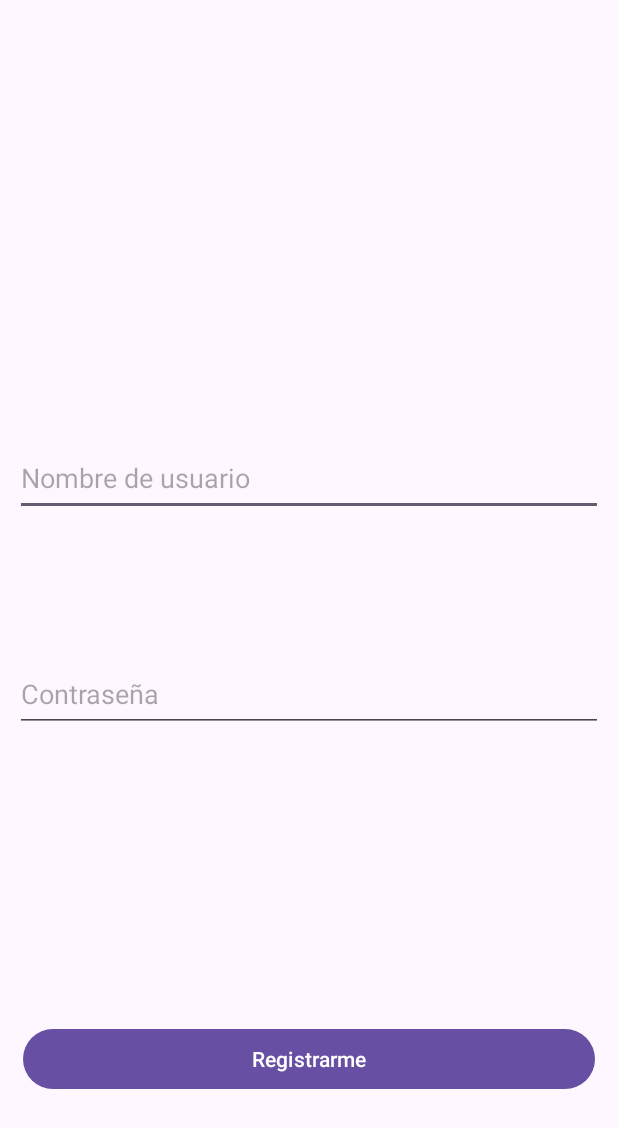
After one commit to ICM2330/WhereYou, an Android app: the RegisterActivity screen opened directly, with no data from a screen before it, on a phone screen of 412 x 824 dp. The commit adds this screen. Shown: the top 1128 px of the screen. Run offline under Robolectric (Android 15) with nearby library versions, the phone set to English and light mode, and no system bars; libraries missing offline, so code that uses them is left out: com.parse.

Commit message:
Autenticación con Parse, clases creadas: ParseConnection.kt, RegisterActivity.kt, y User.kt, de igual forma, actualizada la sección de login!

```diff
--- a/app/build.gradle.kts
+++ b/app/build.gradle.kts
@@ -53,4 +53,7 @@ dependencies {
     implementation("org.osmdroid:osmdroid-android:6.1.17")
     implementation("androidx.preference:preference-ktx:1.2.1")
     implementation("com.github.MKergall:osmbonuspack:6.9.0")
+    implementation("com.github.parse-community.Parse-SDK-Android:parse:1.26.0")
+    implementation("com.squareup.okhttp3:logging-interceptor:3.8.1")
+    implementation("com.github.parse-community:ParseLiveQuery-Android:1.2.2")
 }
--- /dev/null
+++ b/app/src/main/java/com/example/whereyou/RegisterActivity.kt
@@ -0,0 +1,53 @@
+package com.example.whereyou
+
+import android.content.ContentValues
+import androidx.appcompat.app.AppCompatActivity
+import android.os.Bundle
+import android.util.Log
+import android.widget.Toast
+import com.example.whereyou.databinding.ActivityRegisterBinding
+import com.parse.ParseException
+import com.parse.ParseObject
+
+class RegisterActivity : AppCompatActivity() {
+    private lateinit var binding : ActivityRegisterBinding
+    override fun onCreate(savedInstanceState: Bundle?) {
+        super.onCreate(savedInstanceState)
+        binding = ActivityRegisterBinding.inflate(layoutInflater)
+        setContentView(binding.root)
+
+        binding.registeruser.setOnClickListener {
+            saveData()
+        }
+
+    }
+
+    fun saveData() {
+        if(validateForm()) {
+            Log.i(ContentValues.TAG, "Attempt to write on parse");
+            var firstObject = ParseObject.create("LoginUser")
+            val username = binding.registerUsername.getText().toString();
+            val password = binding.registerPassword.getText().toString();
+            firstObject.put("username", username);
+            firstObject.put("password", password);
+            firstObject.saveInBackground {
+                if (it != null) {
+                    Log.e(ContentValues.TAG, it.getLocalizedMessage());
+                } else {
+                    Log.d(ContentValues.TAG, "Object saved.");
+                    finish()
+                }
+            }
+        }
+    }
+
+    fun validateForm(): Boolean {
+        if(binding.registerUsername.text.toString()==""|| binding.registerPassword.text.toString()==""){
+            Toast.makeText(baseContext, "Complete los campos necesarios", Toast.LENGTH_LONG).show()
+        }else{
+            return true
+        }
+        return false
+    }
+
+}
--- /dev/null
+++ b/app/src/main/res/layout/activity_register.xml
@@ -0,0 +1,49 @@
+<?xml version="1.0" encoding="utf-8"?>
+<androidx.constraintlayout.widget.ConstraintLayout xmlns:android="http://schemas.android.com/apk/res/android"
+    xmlns:app="http://schemas.android.com/apk/res-auto"
+    xmlns:tools="http://schemas.android.com/tools"
+    android:layout_width="match_parent"
+    android:layout_height="match_parent"
+    tools:context=".RegisterActivity">
+
+    <EditText
+        android:id="@+id/register_username"
+        android:layout_width="0dp"
+        android:layout_height="50dp"
+        android:layout_marginStart="10dp"
+        android:layout_marginTop="200dp"
+        android:layout_marginEnd="10dp"
+        android:ems="10"
+        android:hint="Nombre de usuario"
+        android:inputType="text"
+        app:layout_constraintBottom_toTopOf="@+id/register_password"
+        app:layout_constraintEnd_toEndOf="parent"
+        app:layout_constraintStart_toStartOf="parent"
+        app:layout_constraintTop_toTopOf="parent" />
+
+    <EditText
+        android:id="@+id/register_password"
+        android:layout_width="0dp"
+        android:layout_height="50dp"
+        android:layout_marginStart="10dp"
+        android:layout_marginEnd="10dp"
+        android:layout_marginBottom="100dp"
+        android:hint="Contraseña"
+        android:inputType="textPassword"
+        app:layout_constraintBottom_toTopOf="@+id/registeruser"
+        app:layout_constraintEnd_toEndOf="parent"
+        app:layout_constraintStart_toStartOf="parent"
+        app:layout_constraintTop_toBottomOf="@+id/register_username" />
+
+    <Button
+        android:id="@+id/registeruser"
+        android:layout_width="0dp"
+        android:layout_height="wrap_content"
+        android:layout_marginStart="15dp"
+        android:layout_marginEnd="15dp"
+        android:text="Registrarme"
+        app:layout_constraintBottom_toBottomOf="parent"
+        app:layout_constraintEnd_toEndOf="parent"
+        app:layout_constraintStart_toStartOf="parent"
+        app:layout_constraintTop_toBottomOf="@+id/register_password" />
+</androidx.constraintlayout.widget.ConstraintLayout>
--- a/app/src/main/res/values/strings.xml
+++ b/app/src/main/res/values/strings.xml
@@ -1,5 +1,5 @@
 <resources>
     <string name="app_name">WhereYou</string>
     <string name="hintContrasenia">Contraseña</string>
-    <string name="hintUsuario">Usuario o Email</string>
+    <string name="hintUsuario">Nombre de usuario</string>
 </resources>
--- a/build.gradle.kts
+++ b/build.gradle.kts
@@ -1,5 +1,5 @@
 // Top-level build file where you can add configuration options common to all sub-projects/modules.
 plugins {
-    id("com.android.application") version "8.1.0" apply false
-    id("org.jetbrains.kotlin.android") version "1.8.0" apply false
+    id("com.android.application") version "8.1.1" apply false
+    id("org.jetbrains.kotlin.android") version "1.9.20-RC" apply false
 }
```
Also changed, not shown: app/src/main/AndroidManifest.xml (+11 -2 lines), app/src/main/java/com/example/whereyou/LoginActivity.kt (+41 -3 lines), app/src/main/java/com/example/whereyou/ParseConnection.kt (added, +20 -0 lines), app/src/main/java/com/example/whereyou/model/User.kt (added, +8 -0 lines), app/src/main/res/layout/activity_login.xml (+12 -43 lines).
